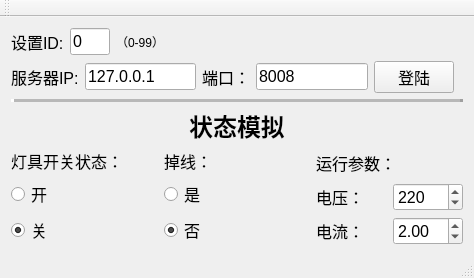
This is LightDetection/Client/Client.ui in myzhyu/LightDetection as Qt 5 draws it before an edit. The edited form follows.
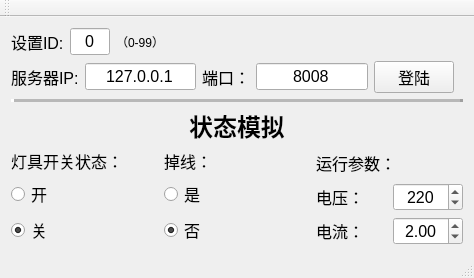
This is the edited form.

```diff
--- a/LightDetection/Client/Client.ui
+++ b/LightDetection/Client/Client.ui
@@ -48,6 +48,9 @@
         <property name="text">
          <string>0</string>
         </property>
+        <property name="alignment">
+         <set>Qt::AlignCenter</set>
+        </property>
        </widget>
       </item>
       <item>
@@ -96,6 +99,9 @@
         <property name="text">
          <string>127.0.0.1</string>
         </property>
+        <property name="alignment">
+         <set>Qt::AlignCenter</set>
+        </property>
        </widget>
       </item>
       <item>
@@ -123,6 +129,9 @@
         <property name="text">
          <string>8008</string>
         </property>
+        <property name="alignment">
+         <set>Qt::AlignCenter</set>
+        </property>
        </widget>
       </item>
       <item>
@@ -323,6 +332,9 @@
               <pointsize>12</pointsize>
              </font>
             </property>
+            <property name="alignment">
+             <set>Qt::AlignCenter</set>
+            </property>
             <property name="maximum">
              <number>999</number>
             </property>
@@ -354,6 +366,9 @@
               <pointsize>12</pointsize>
              </font>
             </property>
+            <property name="alignment">
+             <set>Qt::AlignCenter</set>
+            </property>
             <property name="maximum">
              <double>20.000000000000000</double>
             </property>
```
